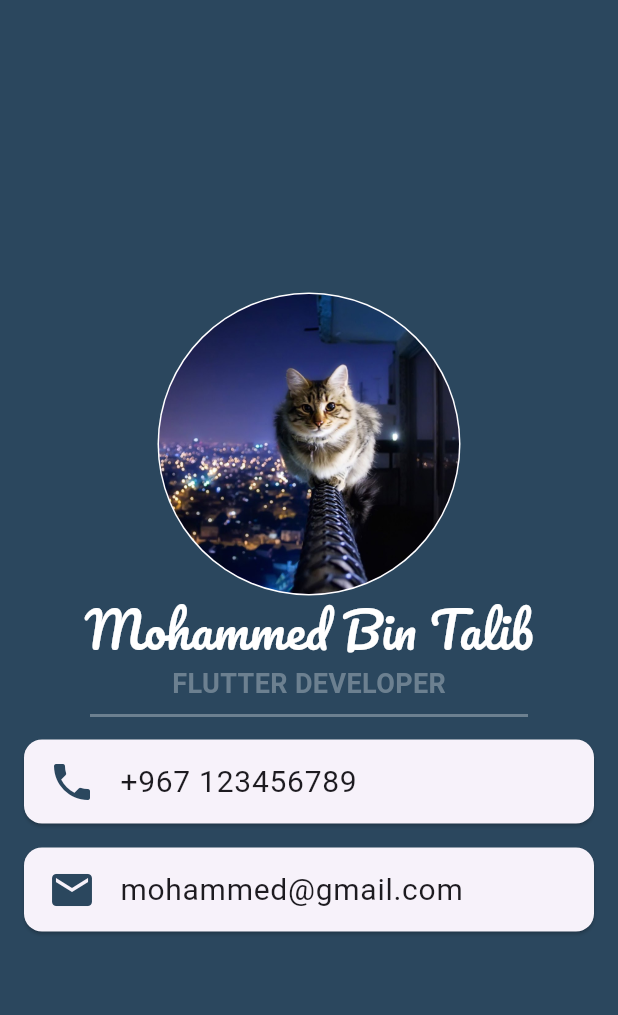
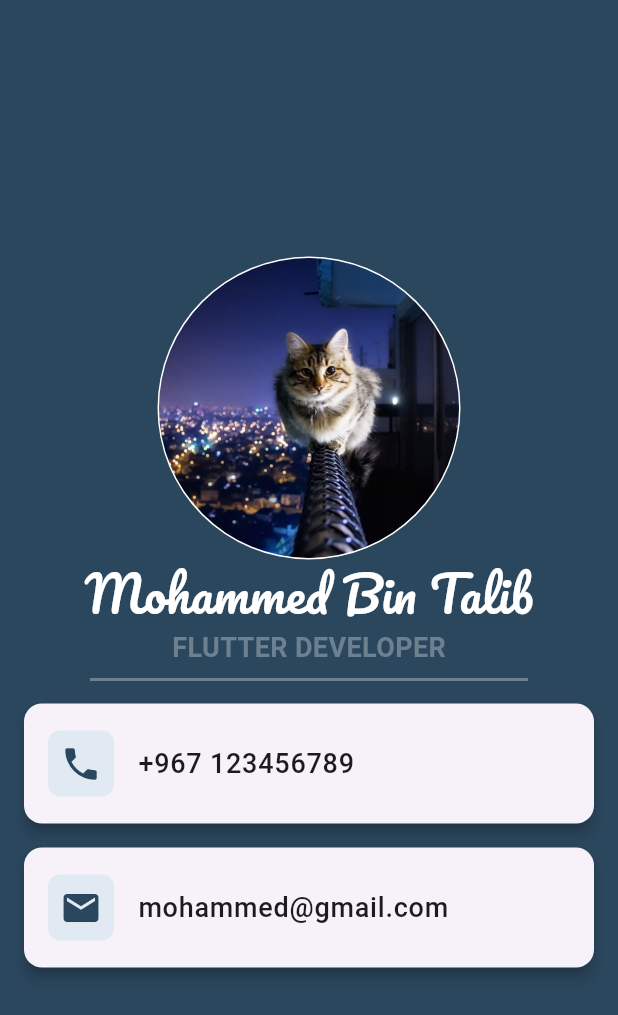
Before and after one commit to Mohammed3121420/business_app, a Flutter app: the screen it shows after launch, on a phone screen of 412 x 824 dp. Shown: the top 1015 px of the screen. Run offline on Flutter 3.47's test engine with Material 3 defaults, Android fonts, the phone set to English and light mode, and no system bars.

Commit message:
using CustomTitleText and CustomInfoCard

```diff
--- a/lib/main.dart
+++ b/lib/main.dart
@@ -1,4 +1,7 @@
 import 'package:flutter/material.dart';
+
+import 'widgets/custom_info_card.dart';
+import 'widgets/custom_title_text.dart';
 
 void main() {
   runApp(BusniessCard());
@@ -25,16 +28,16 @@ class BusniessCard extends StatelessWidget {
                 backgroundImage: AssetImage("images/cat.jpg"),
               ),
             ),
-            const Text(
-              "Mohammed Bin Talib",
+            CustomTitleText(
+              text: "Mohammed Bin Talib",
               style: TextStyle(
                 color: Colors.white,
                 fontSize: 32,
                 fontFamily: "Pacifico",
               ),
             ),
-            const Text(
-              "FLUTTER DEVELOPER",
+            CustomTitleText(
+              text: "FLUTTER DEVELOPER",
               style: TextStyle(
                 color: Color(0xFF6C8090),
                 fontSize: 18,
@@ -47,26 +50,8 @@ class BusniessCard extends StatelessWidget {
               indent: 60,
               endIndent: 60,
             ),
-            Card(
-              margin: EdgeInsets.symmetric(horizontal: 16, vertical: 8),
-              child: ListTile(
-                leading: Icon(Icons.phone, size: 32, color: Color(0xFF2B475E)),
-                title: const Text(
-                  "+967 123456789",
-                  style: TextStyle(fontSize: 20),
-                ),
-              ),
-            ),
-            Card(
-              margin: EdgeInsets.symmetric(horizontal: 16, vertical: 8),
-              child: ListTile(
-                leading: Icon(Icons.email, size: 32, color: Color(0xFF2B475E)),
-                title: const Text(
-                  "mohammed@gmail.com",
-                  style: TextStyle(fontSize: 20),
-                ),
-              ),
-            ),
+            CustomInfoCard(icon: Icons.phone, text: "+967 123456789"),
+            CustomInfoCard(icon: Icons.email, text: "mohammed@gmail.com"),
           ],
         ),
       ),
```
